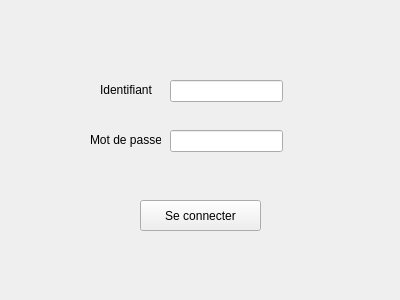
First picture: the form in authentifier.ui, repository CND-cyb/engine_test_bench, before the edit.
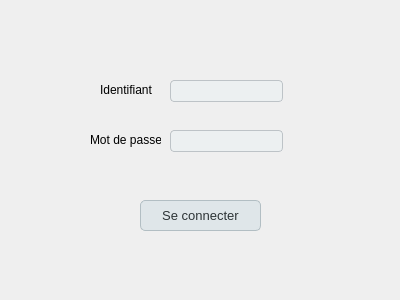
Second picture: the form after the edit.

Diff of the .ui file:
```diff
--- a/authentifier.ui
+++ b/authentifier.ui
@@ -22,6 +22,25 @@
      <height>31</height>
     </rect>
    </property>
+   <property name="styleSheet">
+    <string notr="true">QPushButton {
+    background-color: #dfe6e9;
+    border: 1px solid #b2bec3;
+    border-radius: 5px;
+    color: #2d3436;
+    padding: 6px 12px;
+    font: 13px;
+}
+
+QPushButton:hover {
+    background-color: #b2bec3;
+}
+
+QPushButton:pressed {
+    background-color: #636e72;
+    color: #ffffff;
+}</string>
+   </property>
    <property name="text">
     <string>Se connecter</string>
    </property>
@@ -35,6 +54,20 @@
      <height>22</height>
     </rect>
    </property>
+   <property name="styleSheet">
+    <string notr="true">QLineEdit {
+    background-color: #ecf0f1;
+    border: 1px solid #bdc3c7;
+    border-radius: 4px;
+    padding: 5px;
+    color: #2c3e50;
+    font: 12px;
+}
+
+QLineEdit:focus {
+    border: 1px solid #3498db;
+}</string>
+   </property>
   </widget>
   <widget class="QLineEdit" name="le_mdp">
    <property name="geometry">
@@ -45,6 +78,20 @@
      <height>22</height>
     </rect>
    </property>
+   <property name="styleSheet">
+    <string notr="true">QLineEdit {
+    background-color: #ecf0f1;
+    border: 1px solid #bdc3c7;
+    border-radius: 4px;
+    padding: 5px;
+    color: #2c3e50;
+    font: 12px;
+}
+
+QLineEdit:focus {
+    border: 1px solid #3498db;
+}</string>
+   </property>
   </widget>
   <widget class="QLabel" name="label">
    <property name="geometry">
```
